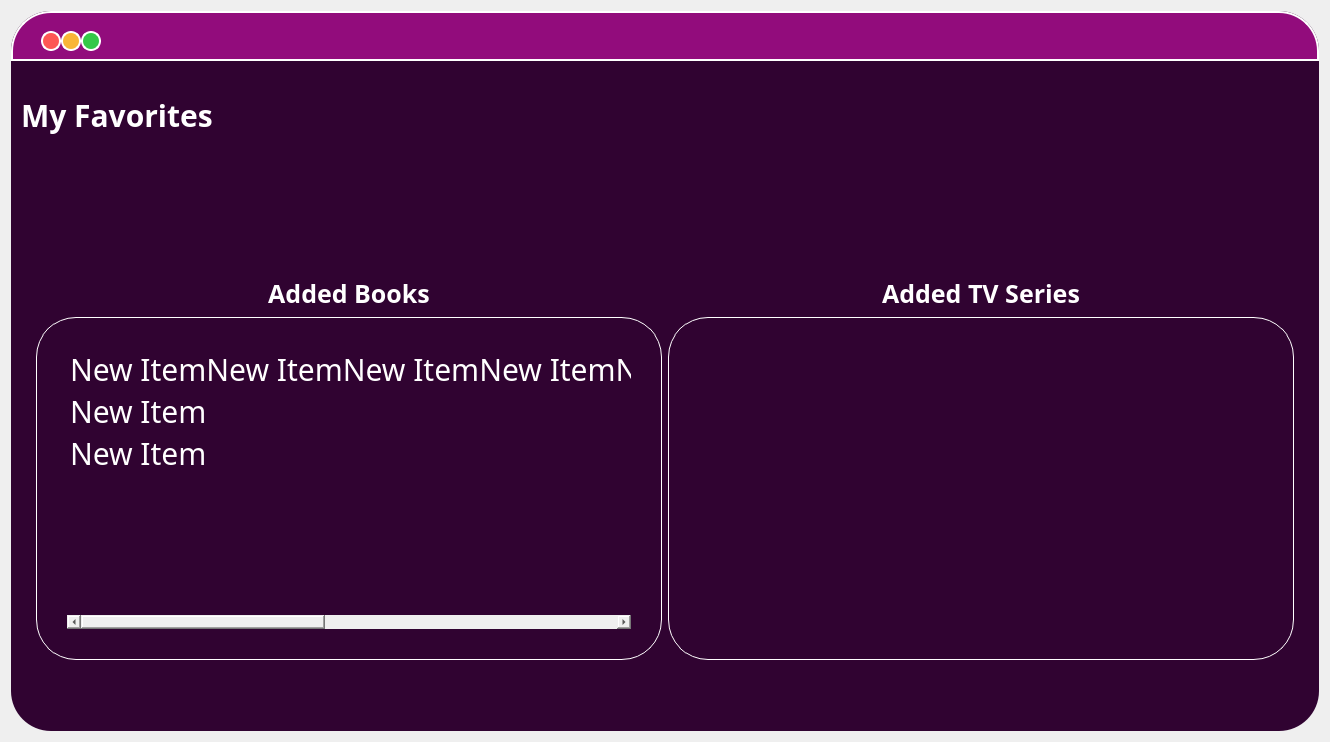
Qt form ui/favorites.ui (onursercanyilmaz/RecSy) before a commit.
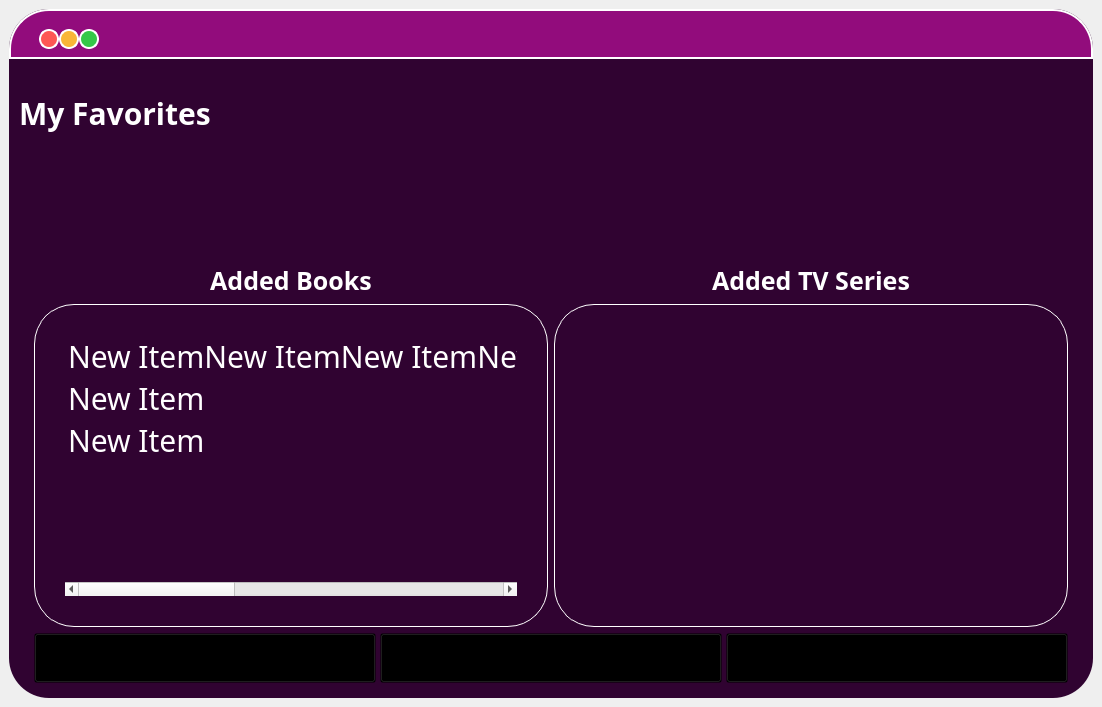
The same form after that commit. Icons and pictures are not drawn.

Diff of the .ui file:
```diff
--- a/ui/favorites.ui
+++ b/ui/favorites.ui
@@ -1,23 +1,20 @@
 <?xml version="1.0" encoding="UTF-8"?>
 <ui version="4.0">
- <class>FavoritesForm</class>
- <widget class="QWidget" name="FavoritesForm">
+ <class>MainWindow</class>
+ <widget class="QMainWindow" name="MainWindow">
   <property name="geometry">
    <rect>
     <x>0</x>
     <y>0</y>
-    <width>1330</width>
-    <height>742</height>
+    <width>1102</width>
+    <height>707</height>
    </rect>
   </property>
   <property name="windowTitle">
    <string>Form</string>
   </property>
-  <property name="styleSheet">
-   <string notr="true"> border-style: solid;
-  border-color: #ff0000; /* red */</string>
-  </property>
-  <layout class="QVBoxLayout" name="verticalLayout_4">
+  <widget class="QWidget" name="centralwidgetFavorites">
+   <layout class="QVBoxLayout" name="verticalLayout">
    <item>
     <widget class="QFrame" name="favoritesFrame">
      <property name="styleSheet">
@@ -249,7 +246,7 @@
           </item>
          </layout>
         </widget>
-        <widget class="QWidget" name="layoutWidget">
+         <widget class="QWidget" name="layoutWidget_2">
          <layout class="QVBoxLayout" name="WholeBody">
           <property name="leftMargin">
            <number>25</number>
@@ -274,7 +271,7 @@
              <property name="orientation">
               <enum>Qt::Vertical</enum>
              </property>
-             <widget class="QWidget" name="layoutWidget">
+              <widget class="QWidget" name="layoutWidget_3">
               <layout class="QVBoxLayout" name="verticalLayout_3">
                <item>
                 <widget class="QLabel" name="profilePic">
@@ -489,6 +486,7 @@
     </widget>
    </item>
   </layout>
+  </widget>
  </widget>
  <resources>
   <include location="../source.qrc"/>
```
Left out of the diff: 2 changed lines with no effect on the pictures. Lines whose indentation alone changed are shown as unchanged.
